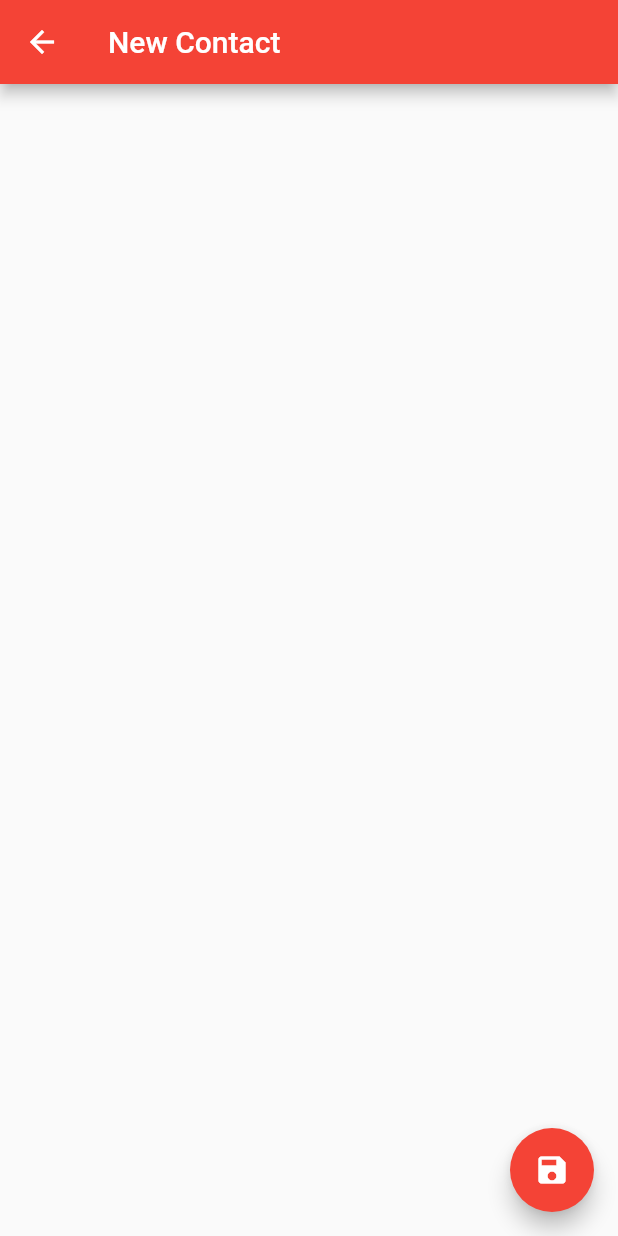
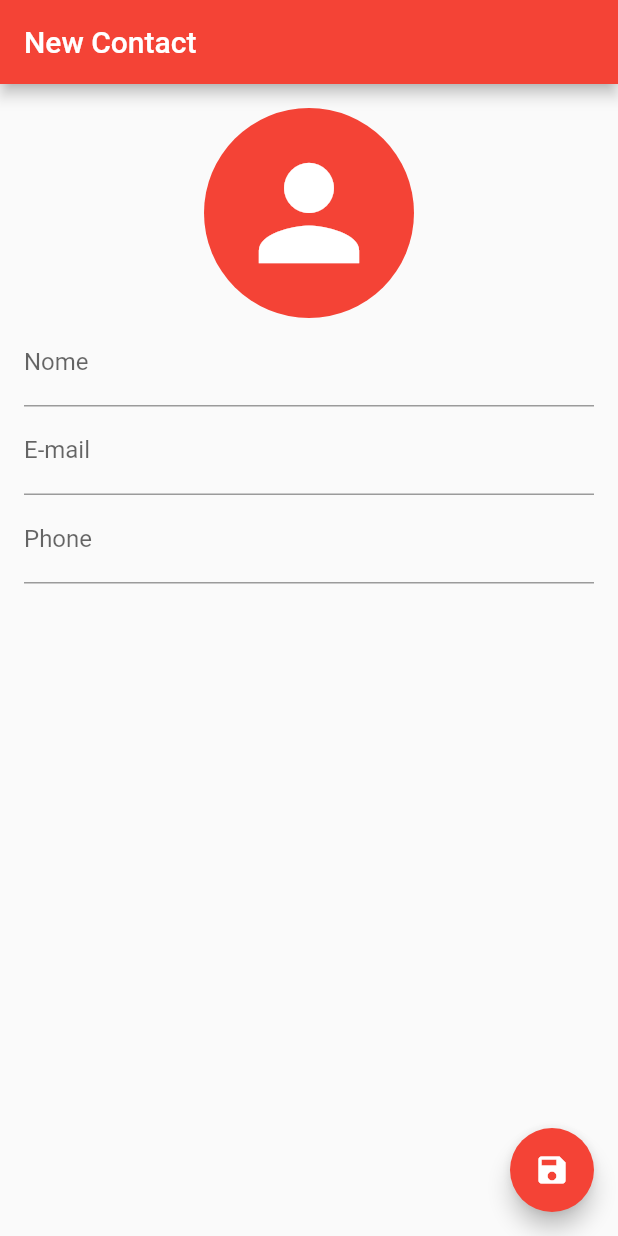
Before and after one commit to 90lucasgabriel/flutter-06-contacts, a Flutter app: the ContactPage screen opened directly, on a phone screen of 412 x 824 dp. Run offline on Flutter 3.47's test engine with Material 2 defaults, Android fonts, the phone set to English and light mode, and no system bars; our stand-ins replace sqflite; accounts and stored records are empty.

Commit message:
09 - New: Contact page components;

```diff
--- a/lib/main.dart
+++ b/lib/main.dart
@@ -1,9 +1,10 @@
 import 'package:flutter/material.dart';
 import 'package:contacts/ui/home_page.dart';
+import 'package:contacts/ui/contact_page.dart';
 
 void main() {
   runApp(MaterialApp(
-    home: HomePage(),
+    home: ContactPage(),
     debugShowCheckedModeBanner: false,
   ));
 }
--- a/lib/ui/contact_page.dart
+++ b/lib/ui/contact_page.dart
@@ -1,4 +1,6 @@
 import 'package:flutter/material.dart';
+import 'dart:io';
+
 import 'package:contacts/helpers/contact_helper.dart';
 
 class ContactPage extends StatefulWidget {
@@ -12,6 +14,11 @@ class ContactPage extends StatefulWidget {
 
 class _ContactPageState extends State<ContactPage> {
   Contact _contact;
+  bool _hasChanges = false;
+
+  final TextEditingController _nameController = TextEditingController();
+  final TextEditingController _emailController = TextEditingController();
+  final TextEditingController _phoneController = TextEditingController();
 
   @override
   void initState() {
@@ -23,6 +30,9 @@ class _ContactPageState extends State<ContactPage> {
     }
 
     _contact = Contact.toObject(widget.selectedContact.toMap());
+    _nameController.text = _contact.name;
+    _emailController.text = _contact.email;
+    _phoneController.text = _contact.phone;
   }
 
   @override
@@ -37,6 +47,67 @@ class _ContactPageState extends State<ContactPage> {
         child: Icon(Icons.save),
         backgroundColor: Colors.red,
       ),
+      body: SingleChildScrollView(
+          padding: EdgeInsets.all(16),
+          child: Column(
+            children: <Widget>[
+              Container(
+                height: 140,
+                width: 140,
+                decoration: BoxDecoration(
+                  shape: BoxShape.circle,
+                  color: Colors.red,
+                  image: _contact.image != null
+                      ? DecorationImage(image: FileImage(File(_contact.image)))
+                      : null,
+                ),
+                child: Center(
+                  child: _contact.name != null && _contact.name.isNotEmpty
+                      ? Text(
+                          _contact.name.toUpperCase().substring(0, 1),
+                          style: TextStyle(
+                            color: Colors.white,
+                            fontSize: 80,
+                            fontWeight: FontWeight.w100,
+                          ),
+                        )
+                      : Icon(
+                          Icons.person,
+                          color: Colors.white,
+                          size: 100,
+                        ),
+                ),
+              ),
+              TextField(
+                controller: _nameController,
+                decoration: InputDecoration(labelText: 'Nome'),
+                onChanged: (value) {
+                  _hasChanges = true;
+                  setState(() {
+                    _contact.name = value;
+                  });
+                },
+              ),
+              TextField(
+                controller: _emailController,
+                decoration: InputDecoration(labelText: 'E-mail'),
+                keyboardType: TextInputType.emailAddress,
+                onChanged: (value) {
+                  _hasChanges = true;
+                  _contact.email = value;
+                },
+              ),
+              TextField(
+                controller: _phoneController,
+                decoration: InputDecoration(labelText: 'Phone'),
+                keyboardType: TextInputType.phone,
+                onChanged: (value) {
+                  _hasChanges = true;
+                  _contact.phone = value;
+                },
+              )
+            ],
+          )),
     );
   }
 }
```
Also changed, not shown: lib/ui/home_page.dart (+8 -1 lines).
